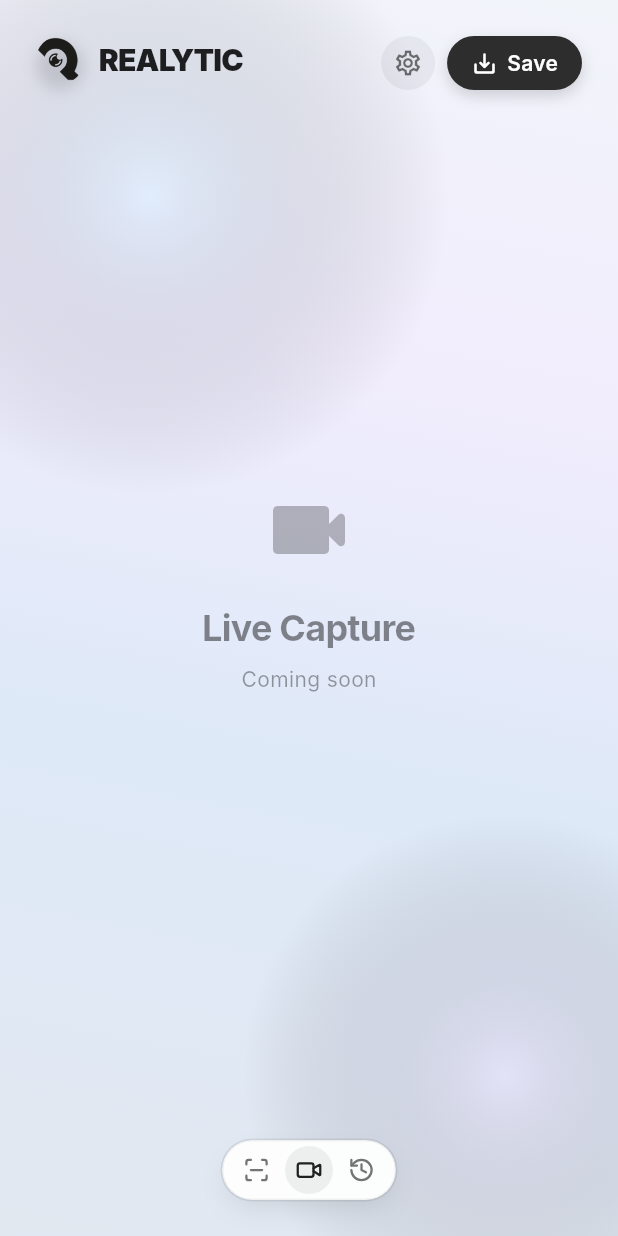
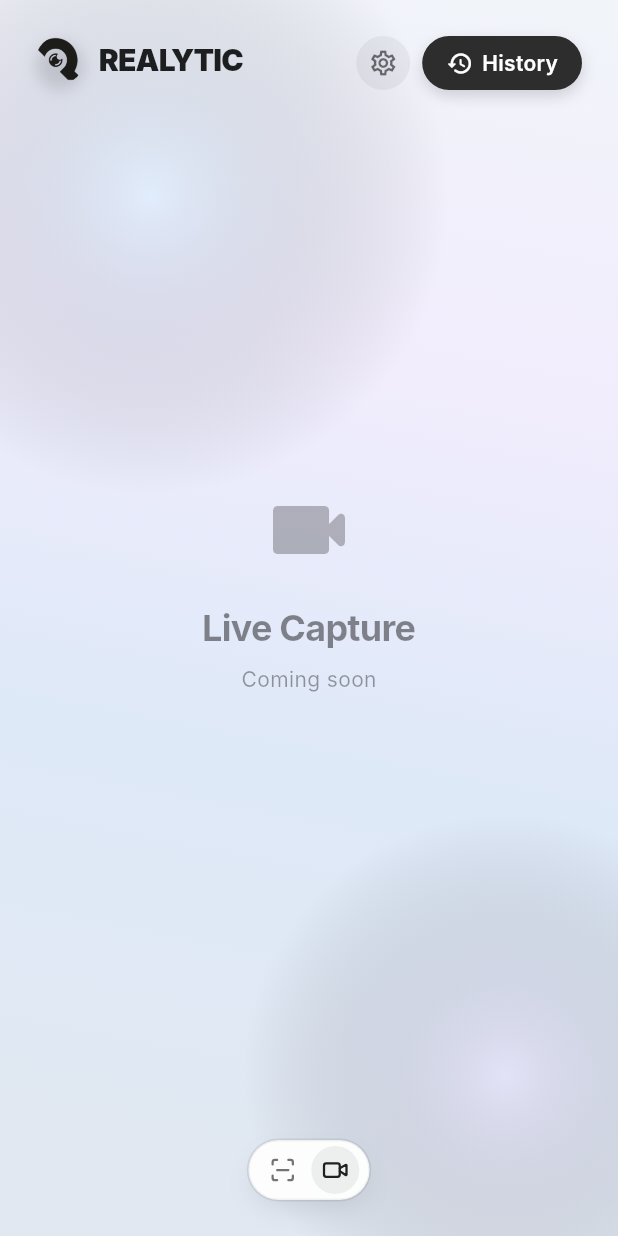
Before and after one commit to TisuPaper/kitahack, a Flutter app: the screen it shows after launch, after a tap on an icon or button, on a phone screen of 412 x 824 dp. Run offline on Flutter 3.47's test engine with Material 3 defaults, Android fonts, the phone set to English and light mode, and no system bars; our stand-ins replace file_picker, lucide_icons; missing offline and left inert: flutter_dropzone; Roboto replaces fonts that are missing (Inter).

Commit message:
remove history from navbar and place it at the top right

```diff
--- a/frontend/lib/screens/main_layout.dart
+++ b/frontend/lib/screens/main_layout.dart
@@ -173,13 +173,13 @@ class _MainLayoutState extends State<MainLayout> {
                             mainAxisSize: MainAxisSize.min,
                             children: [
                               Icon(
-                                Icons.save_alt_rounded, // Download/Save icon
+                                Icons.history_rounded, // History icon
                                 size: 18,
                                 color: Colors.white,
                               ),
                               SizedBox(width: 6),
                               Text(
-                                'Save',
+                                'History',
                                 style: TextStyle(
                                   color: Colors.white,
                                   fontSize: 14,
--- a/frontend/lib/widgets/glass_bottom_nav.dart
+++ b/frontend/lib/widgets/glass_bottom_nav.dart
@@ -19,7 +19,6 @@ class _GlassBottomNavState extends State<GlassBottomNav> {
     switch (index) {
       case 0: return 'Scanner';
       case 1: return 'Live Capture';
-      case 2: return 'History';
       default: return '';
     }
   }
@@ -28,7 +27,6 @@ class _GlassBottomNavState extends State<GlassBottomNav> {
     switch (index) {
       case 0: return LucideIcons.scanLine; // More suitable for "Scanner"
       case 1: return LucideIcons.video; // Suitable for "Live Capture"
-      case 2: return LucideIcons.history; // Suitable for "History"
       default: return LucideIcons.circle;
     }
   }
@@ -124,9 +122,9 @@ class _GlassBottomNavState extends State<GlassBottomNav> {
                 ),
                 child: Row(
                   mainAxisSize: MainAxisSize.min,
-                  children: List.generate(3, (index) {
+                  children: List.generate(2, (index) { // Changed from 3 to 2
                     return Padding(
-                      padding: EdgeInsets.only(right: index < 2 ? 3.0 : 0.0),
+                      padding: EdgeInsets.only(right: index < 1 ? 3.0 : 0.0), // Changed index < 2 to index < 1
                       child: MouseRegion(
                         onEnter: (_) => setState(() => _hoveredIndex = index),
                         onExit: (_) => setState(() => _hoveredIndex = null),
```
